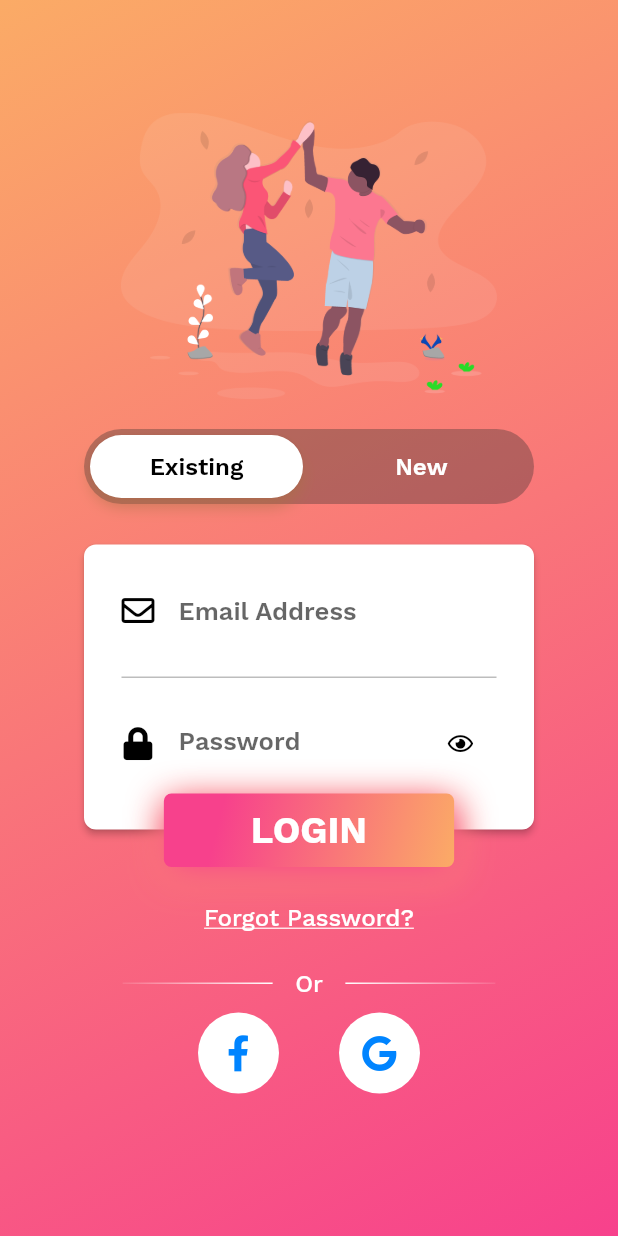
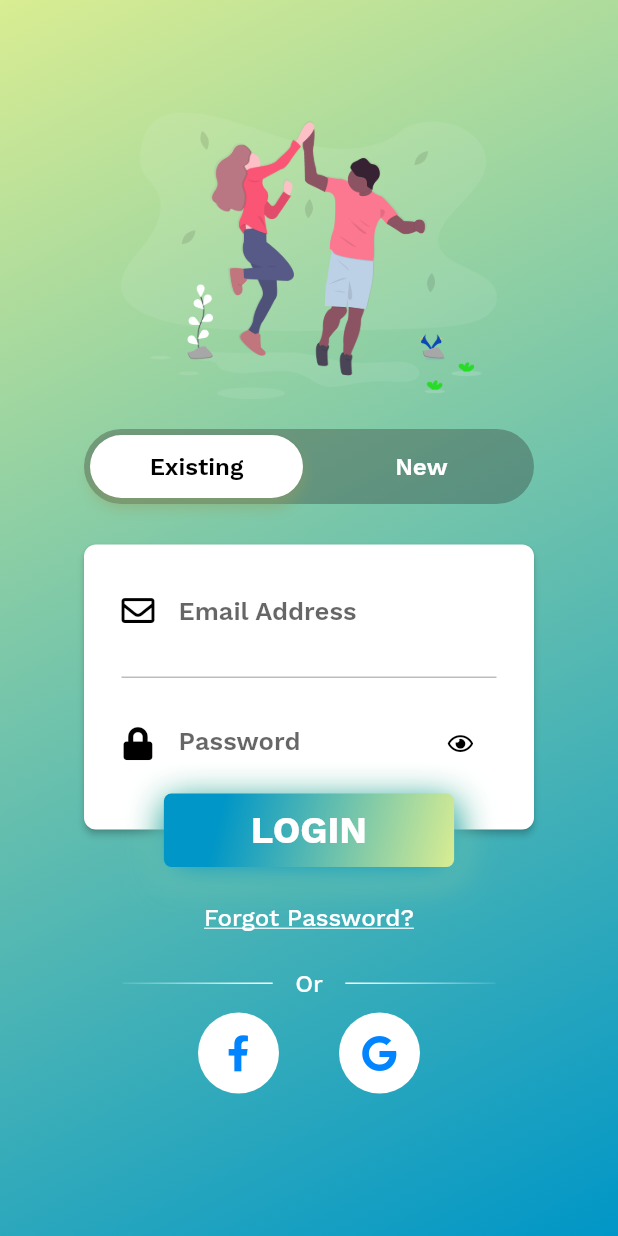
Before and after one commit to Corentin91560/trainingpods, a Flutter app: the screen it shows after launch, on a phone screen of 412 x 824 dp. Run offline on Flutter 3.47's test engine with Material 2 defaults, Android fonts, the phone set to English and light mode, and no system bars; our stand-ins replace font_awesome_flutter; project files that could hold a hidden picture were left out.

Commit message:
update color

```diff
--- a/lib/theme.dart
+++ b/lib/theme.dart
@@ -5,8 +5,8 @@ import 'package:flutter/cupertino.dart';
 class CustomTheme {
   const CustomTheme();
 
-  static const Color loginGradientStart = Color(0xFFfbab66);
-  static const Color loginGradientEnd = Color(0xFFf7418c);
+  static const Color loginGradientStart = Color(0xFFd9ed92);
+  static const Color loginGradientEnd = Color(0xFF0096c7);
   static const Color white = Color(0xFFFFFFFF);
   static const Color black = Color(0xFF000000);
 
```
